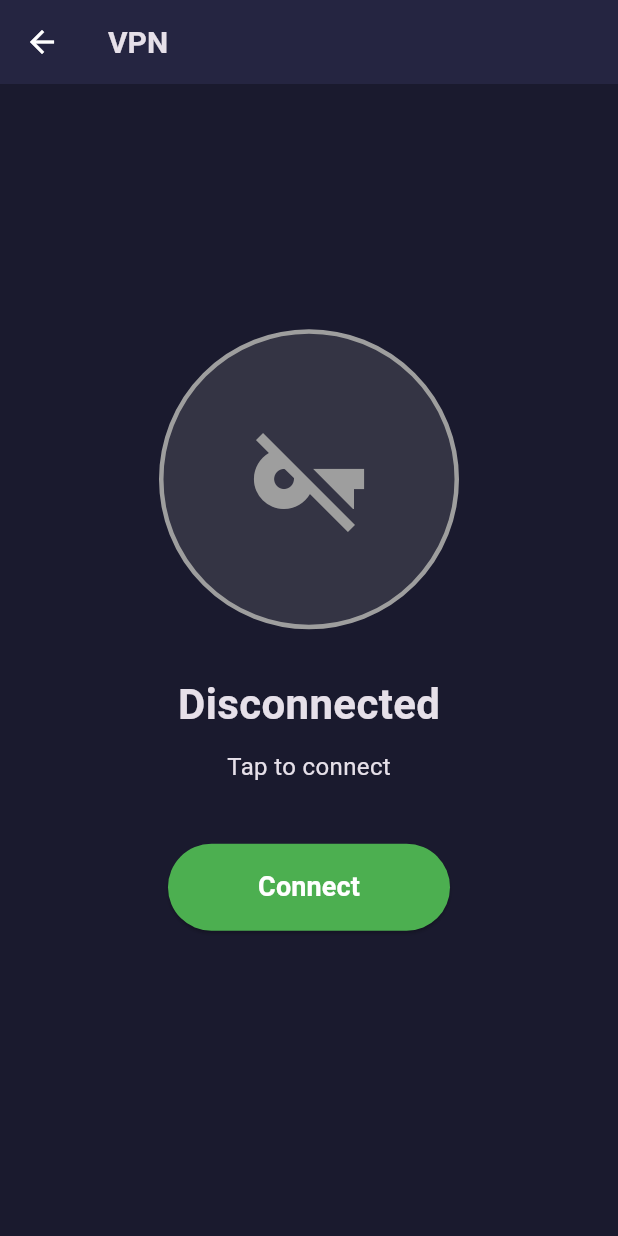
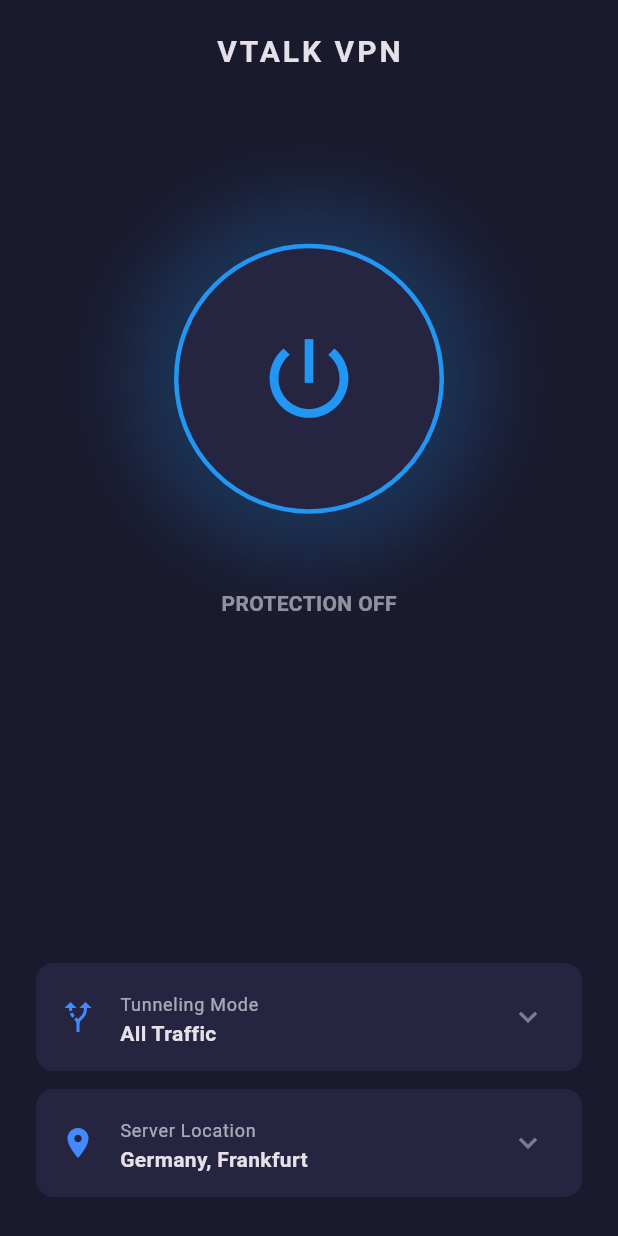
Before and after one commit to Dynaval81/V_app, a Flutter app: the VPNScreen screen opened directly, on a phone screen of 412 x 824 dp. Run offline on Flutter 3.47's test engine with Material 3 defaults, Android fonts, the phone set to English and light mode, and no system bars; our stand-ins replace shared_preferences; accounts and stored records are empty.

Commit message:
Add professional Amnezia-style VPN interface
🎨 NEW VPN DESIGN:
- Replace simple VPN interface with professional Amnezia-style design
- Add large circular power button with glow effect and animations
- Implement connection states: OFF, CONNECTING, ESTABLISHING, SECURED
- Add real-time timer for connection uptime
- Include connection statistics panel with IP, uptime, protocol

✨ ADVANCED FEATURES:
- Animated connection status with color transitions
- Smooth cross-fade animations for statistics panel
- Tunneling mode selection (All Traffic, Specific Apps, Selected Websites)
- Server location selection with Germany, Frankfurt
- 2-second connection delay simulation for realism

🔧 TECHNICAL IMPROVEMENTS:
- Timer-based uptime tracking with proper cleanup
- Async connection handling with loading states
- Proper theme integration using Theme.of(context)
- SafeArea implementation for better mobile experience
- Modal bottom sheet for mode selection with rounded corners

🎯 UI/UX ENHANCEMENTS:
- Professional glow effects around power button
- Color-coded status indicators (blue/off, orange/connecting, green/connected)
- Clean statistics layout with dividers
- Intuitive action tiles for mode and server selection
- Consistent with modern VPN app design patterns

```diff
--- a/lib/screens/tabs/vpn_screen.dart
+++ b/lib/screens/tabs/vpn_screen.dart
@@ -1,4 +1,5 @@
 import 'package:flutter/material.dart';
+import 'dart:async';
 
 class VPNScreen extends StatefulWidget {
   @override
@@ -6,143 +7,270 @@
 }
 
 class _VPNScreenState extends State<VPNScreen> {
-  bool _isConnected = false;
+  bool isConnected = false;
+  bool isConnecting = false;
+  String selectedMode = 'All Traffic';
+
+  // Статистика
+  Timer? _timer;
+  int _secondsActive = 0;
+  String _currentIp = "192.168.1.1"; // Заглушка
+
+  void toggleConnection() async {
+    if (isConnected) {
+      // Логика отключения
+      _timer?.cancel();
+      setState(() {
+        isConnected = false;
+        isConnecting = false;
+        _secondsActive = 0;
+      });
+    } else {
+      // Логика подключения
+      setState(() {
+        isConnecting = true;
+      });
+
+      // Имитируем задержку сети 2 секунды
+      await Future.delayed(Duration(seconds: 2));
+
+      setState(() {
+        isConnecting = false;
+        isConnected = true;
+        _startTimer();
+      });
+    }
+  }
+
+  void _startTimer() {
+    _timer = Timer.periodic(Duration(seconds: 1), (timer) {
+      setState(() {
+        _secondsActive++;
+      });
+    });
+  }
+
+  String _formatDuration(int seconds) {
+    final duration = Duration(seconds: seconds);
+    String twoDigits(int n) => n.toString().padLeft(2, '0');
+    final hours = twoDigits(duration.inHours);
+    final minutes = twoDigits(duration.inMinutes.remainder(60));
+    final secondsStr = twoDigits(duration.inSeconds.remainder(60));
+    return "$hours:$minutes:$secondsStr";
+  }
+
+  @override
+  void dispose() {
+    _timer?.cancel();
+    super.dispose();
+  }
 
   @override
   Widget build(BuildContext context) {
+    final isDark = Theme.of(context).brightness == Brightness.dark;
+
     return Scaffold(
       backgroundColor: Theme.of(context).scaffoldBackgroundColor,
-      appBar: AppBar(
-        backgroundColor: Theme.of(context).appBarTheme.backgroundColor,
-        elevation: 0,
-        title: Text(
-          'VPN',
+      body: SafeArea(
+        child: Column(
+          children: [
+            // Заголовок
+            Padding(
+              padding: EdgeInsets.symmetric(vertical: 20),
+              child: Text(
+                'VTALK VPN',
                 style: TextStyle(
                   color: Theme.of(context).textTheme.bodyLarge?.color,
+                  fontSize: 20,
+                  fontWeight: FontWeight.bold,
+                  letterSpacing: 2,
                 ),
               ),
             ),
-      body: Center(
-        child: Column(
-          mainAxisAlignment: MainAxisAlignment.center,
+
+            Spacer(),
+
+            // Центральная кнопка (Amnezia Style)
+            GestureDetector(
+              onTap: isConnecting ? null : toggleConnection,
+              child: Stack(
+                alignment: Alignment.center,
                 children: [
-            // VPN Status Circle
-            Container(
-              width: 200,
-              height: 200,
+                  // Внешнее свечение
+                  AnimatedContainer(
+                    duration: Duration(milliseconds: 500),
+                    width: 220,
+                    height: 220,
                     decoration: BoxDecoration(
                       shape: BoxShape.circle,
-                color: _isConnected
-                    ? Colors.green.withOpacity(0.2)
-                    : Colors.grey.withOpacity(0.2),
+                      boxShadow: [
+                        BoxShadow(
+                          color: isConnecting
+                              ? Colors.orange.withOpacity(0.2)
+                              : (isConnected ? Colors.green.withOpacity(0.2) : Colors.blue.withOpacity(0.2)),
+                          blurRadius: 40,
+                          spreadRadius: 10,
+                        ),
+                      ],
+                    ),
+                  ),
+                  // Основной круг кнопки
+                  Container(
+                    width: 180,
+                    height: 180,
+                    decoration: BoxDecoration(
+                      shape: BoxShape.circle,
+                      color: Theme.of(context).cardColor,
                       border: Border.all(
-                  color: _isConnected ? Colors.green : Colors.grey,
+                        color: isConnecting
+                            ? Colors.orange
+                            : (isConnected ? Colors.green : Colors.blue),
                         width: 3,
                       ),
                     ),
                     child: Center(
-                child: Icon(
-                  _isConnected ? Icons.vpn_key : Icons.vpn_key_off,
-                  size: 80,
-                  color: _isConnected ? Colors.green : Colors.grey,
+                      child: isConnecting
+                          ? CircularProgressIndicator(color: Colors.orange)
+                          : Icon(
+                              Icons.power_settings_new,
+                              size: 70,
+                              color: isConnected ? Colors.green : Colors.blue,
                             ),
+                    ),
+                  ),
+                ],
               ),
             ),
 
             SizedBox(height: 30),
 
+            // Статус подключения
             Text(
-              _isConnected ? 'Connected' : 'Disconnected',
+              isConnecting ? 'ESTABLISHING...' : (isConnected ? 'SECURED' : 'PROTECTION OFF'),
               style: TextStyle(
-                fontSize: 28,
+                color: isConnecting
+                    ? Colors.orange
+                    : (isConnected ? Colors.green : Theme.of(context).textTheme.bodyMedium?.color?.withOpacity(0.6)),
                 fontWeight: FontWeight.bold,
-                color: Theme.of(context).textTheme.bodyLarge?.color,
+                fontSize: 14,
               ),
             ),
 
-            SizedBox(height: 10),
+            SizedBox(height: 30),
 
-            Text(
-              _isConnected ? 'Your connection is secure' : 'Tap to connect',
-              style: TextStyle(
-                fontSize: 16,
-                color: Theme.of(context).textTheme.bodyMedium?.color,
-              ),
-            ),
-
-            SizedBox(height: 40),
-
-            // Connect Button
-            ElevatedButton(
-              onPressed: () {
-                setState(() {
-                  _isConnected = !_isConnected;
-                });
-              },
-              style: ElevatedButton.styleFrom(
-                backgroundColor: _isConnected ? Colors.red : Colors.green,
-                padding: EdgeInsets.symmetric(horizontal: 60, vertical: 16),
-                shape: RoundedRectangleBorder(
-                  borderRadius: BorderRadius.circular(30),
-                ),
-              ),
-              child: Text(
-                _isConnected ? 'Disconnect' : 'Connect',
-                style: TextStyle(
-                  fontSize: 18,
-                  fontWeight: FontWeight.bold,
-                  color: Colors.white,
-                ),
-              ),
-            ),
-
-            SizedBox(height: 40),
-
-            // Server Info
-            if (_isConnected)
-              Container(
+            // Панель статистики (IP, Uptime, Protocol)
+            AnimatedCrossFade(
+              firstChild: SizedBox(height: 120), // Пустое место, когда выключено
+              secondChild: Container(
+                width: MediaQuery.of(context).size.width * 0.85,
                 padding: EdgeInsets.all(16),
-                margin: EdgeInsets.symmetric(horizontal: 24),
                 decoration: BoxDecoration(
                   color: Theme.of(context).cardColor,
-                  borderRadius: BorderRadius.circular(12),
+                  borderRadius: BorderRadius.circular(15),
                 ),
                 child: Column(
                   children: [
-                    _buildInfoRow('Server', 'USA East'),
-                    SizedBox(height: 8),
-                    _buildInfoRow('IP', '192.168.1.1'),
-                    SizedBox(height: 8),
-                    _buildInfoRow('Uptime', '00:05:32'),
+                    _buildStatRow("Public IP", isConnecting ? "..." : "45.134.144.10"),
+                    Divider(color: Theme.of(context).dividerColor.withOpacity(0.3)),
+                    _buildStatRow("Uptime", _formatDuration(_secondsActive)),
+                    Divider(color: Theme.of(context).dividerColor.withOpacity(0.3)),
+                    _buildStatRow("Protocol", "OpenVPN / UDP"),
                   ],
                 ),
               ),
+              crossFadeState: (isConnected || isConnecting)
+                  ? CrossFadeState.showSecond
+                  : CrossFadeState.showFirst,
+              duration: Duration(milliseconds: 400),
+            ),
+
+            Spacer(),
+
+            // Выбор режима и сервера
+            _buildActionTile(
+              icon: Icons.alt_route,
+              title: "Tunneling Mode",
+              value: selectedMode,
+              onTap: () => _showModePicker(),
+            ),
+            _buildActionTile(
+              icon: Icons.location_on,
+              title: "Server Location",
+              value: "Germany, Frankfurt",
+              onTap: () {
+                // В будущем: список серверов
+              },
+            ),
+
+            SizedBox(height: 20),
           ],
         ),
       ),
     );
   }
 
-  Widget _buildInfoRow(String label, String value) {
-    return Row(
+  // Виджет для строки статистики
+  Widget _buildStatRow(String label, String value) {
+    return Padding(
+      padding: EdgeInsets.symmetric(vertical: 4),
+      child: Row(
         mainAxisAlignment: MainAxisAlignment.spaceBetween,
         children: [
-        Text(
-          label,
-          style: TextStyle(
-            fontSize: 14,
-            color: Theme.of(context).textTheme.bodyMedium?.color,
+          Text(label, style: TextStyle(color: Theme.of(context).textTheme.bodyMedium?.color?.withOpacity(0.7), fontSize: 13)),
+          Text(value, style: TextStyle(color: Theme.of(context).textTheme.bodyLarge?.color, fontWeight: FontWeight.w600)),
+        ],
       ),
+    );
+  }
+
+  // Виджет для плиток выбора (режим/сервер)
+  Widget _buildActionTile({required IconData icon, required String title, required String value, required VoidCallback onTap}) {
+    return Container(
+      margin: EdgeInsets.symmetric(horizontal: 24, vertical: 6),
+      decoration: BoxDecoration(
+        color: Theme.of(context).cardColor,
+        borderRadius: BorderRadius.circular(12),
       ),
-        Text(
-          value,
-          style: TextStyle(
-            fontSize: 14,
-            fontWeight: FontWeight.bold,
-            color: Theme.of(context).textTheme.bodyLarge?.color,
+      child: ListTile(
+        onTap: onTap,
+        leading: Icon(icon, color: Colors.blueAccent),
+        title: Text(title, style: TextStyle(color: Theme.of(context).textTheme.bodyMedium?.color?.withOpacity(0.7), fontSize: 12)),
+        subtitle: Text(value, style: TextStyle(color: Theme.of(context).textTheme.bodyLarge?.color, fontWeight: FontWeight.bold)),
+        trailing: Icon(Icons.keyboard_arrow_down, color: Theme.of(context).iconTheme.color?.withOpacity(0.4)),
       ),
+    );
+  }
+
+  // Модалка выбора режима
+  void _showModePicker() {
+    showModalBottomSheet(
+      context: context,
+      backgroundColor: Theme.of(context).cardColor,
+      shape: RoundedRectangleBorder(borderRadius: BorderRadius.vertical(top: Radius.circular(20))),
+      builder: (context) {
+        return Padding(
+          padding: EdgeInsets.symmetric(vertical: 20),
+          child: Column(
+            mainAxisSize: MainAxisSize.min,
+            children: [
+              _modeOption('All Traffic'),
+              _modeOption('Specific Apps'),
+              _modeOption('Selected Websites'),
+            ],
           ),
-      ],
+        );
+      },
+    );
+  }
+
+  Widget _modeOption(String mode) {
+    return ListTile(
+      title: Text(mode, style: TextStyle(color: Theme.of(context).textTheme.bodyLarge?.color)),
+      trailing: selectedMode == mode ? Icon(Icons.check, color: Colors.blue) : null,
+      onTap: () {
+        setState(() => selectedMode = mode);
+        Navigator.pop(context);
+      },
     );
   }
 }
```
Lines whose indentation alone changed are shown as unchanged.
